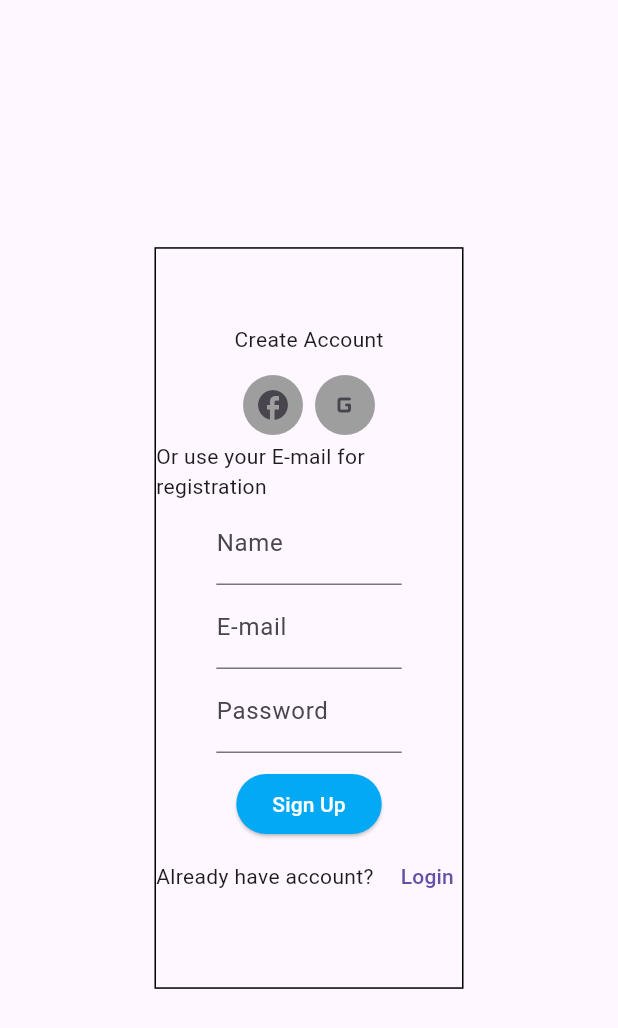
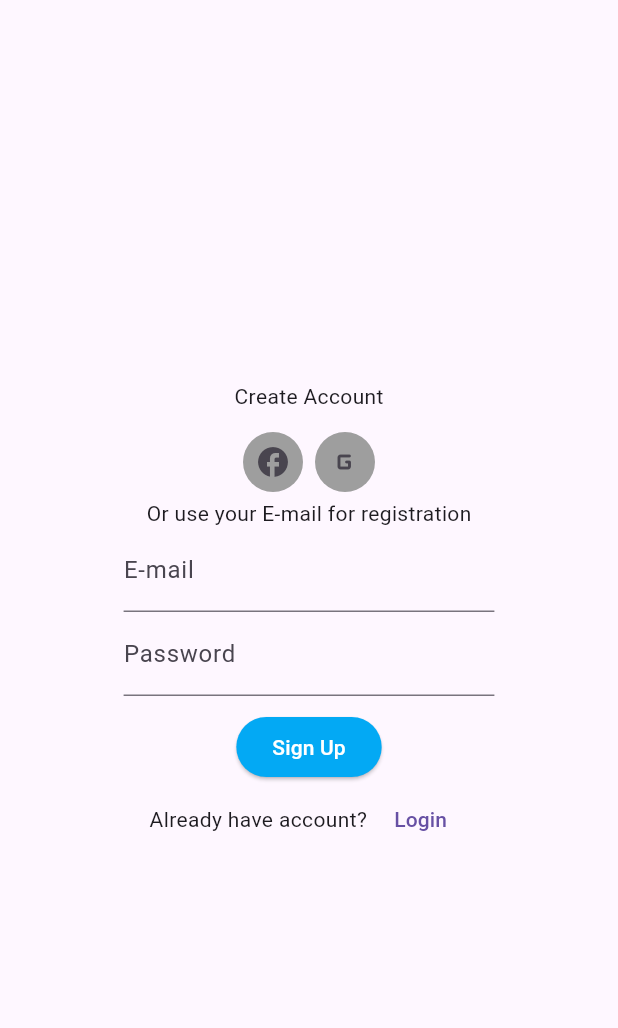
Before and after one commit to AnukulPoudel/firebase_flutter, a Flutter app: the SignUpScreen screen opened directly, on a phone screen of 412 x 824 dp. Shown: the top 1028 px of the screen. Run offline on Flutter 3.47's test engine with Material 3 defaults, Android fonts, the phone set to English and light mode, and no system bars; our stand-ins replace firebase_auth, firebase_core, get, google_sign_in; missing offline and left inert: flutter_facebook_auth; accounts and stored records are empty; generated files the repository leaves out were written again.

Commit message:
signup changed, todo changed

```diff
--- a/lib/screens/sign_up_page.dart
+++ b/lib/screens/sign_up_page.dart
@@ -8,18 +8,13 @@ class SignUpScreen extends StatelessWidget {
 
   @override
   Widget build(BuildContext context) {
-    final nameController = TextEditingController();
+    // final nameController = TextEditingController();
     final emailController = TextEditingController();
     final passwordController = TextEditingController();
     final device = MediaQuery.of(context).size;
     final controller = Get.find<AuthController>();
     return Scaffold(
       body: Center(
-        child: Container(
-          width: device.width * 0.5,
-          height: device.height * 0.6,
-          decoration: BoxDecoration(border: Border.all(color: Colors.black)),
-          // padding: const EdgeInsets.symmetric(horizontal: 200.0),
         child: Column(
           mainAxisAlignment: MainAxisAlignment.center,
           crossAxisAlignment: CrossAxisAlignment.center,
@@ -50,22 +45,22 @@ class SignUpScreen extends StatelessWidget {
               ],
             ),
             Text("Or use your E-mail for registration"),
+            // SizedBox(
+            //   width: device.width * 0.6,
+            //   child: TextField(
+            //     controller: nameController,
+            //     decoration: InputDecoration(label: Text("Name")),
+            //   ),
+            // ),
             SizedBox(
-                width: device.width * 0.3,
-                child: TextField(
-                  controller: nameController,
-                  decoration: InputDecoration(label: Text("Name")),
-                ),
-              ),
-              SizedBox(
-                width: device.width * 0.3,
+              width: device.width * 0.6,
               child: TextField(
                 controller: emailController,
                 decoration: InputDecoration(label: Text("E-mail")),
               ),
             ),
             SizedBox(
-                width: device.width * 0.3,
+              width: device.width * 0.6,
               child: TextField(
                 controller: passwordController,
                 decoration: InputDecoration(label: Text("Password")),
@@ -100,7 +95,6 @@ class SignUpScreen extends StatelessWidget {
           ],
         ),
       ),
-      ),
     );
   }
 }
--- a/lib/screens/success_page.dart
+++ b/lib/screens/success_page.dart
@@ -10,8 +10,9 @@ class SuccessScreen extends StatelessWidget {
   @override
   Widget build(BuildContext context) {
     final controller = Get.find<AuthController>();
-    print(user.toString());
-    return Scaffold(
+    // print(user.toString());
+    return SafeArea(
+      child: Scaffold(
         body: Column(
           children: [
             ElevatedButton(
@@ -24,6 +25,7 @@ class SuccessScreen extends StatelessWidget {
             Text("Welcome , ${user!.email}"),
           ],
         ),
+      ),
     );
   }
 }
```
Also changed, not shown: lib/screens/sign_in_page.dart (+4 -16 lines), 1 other file. Lines whose indentation alone changed are shown as unchanged.
